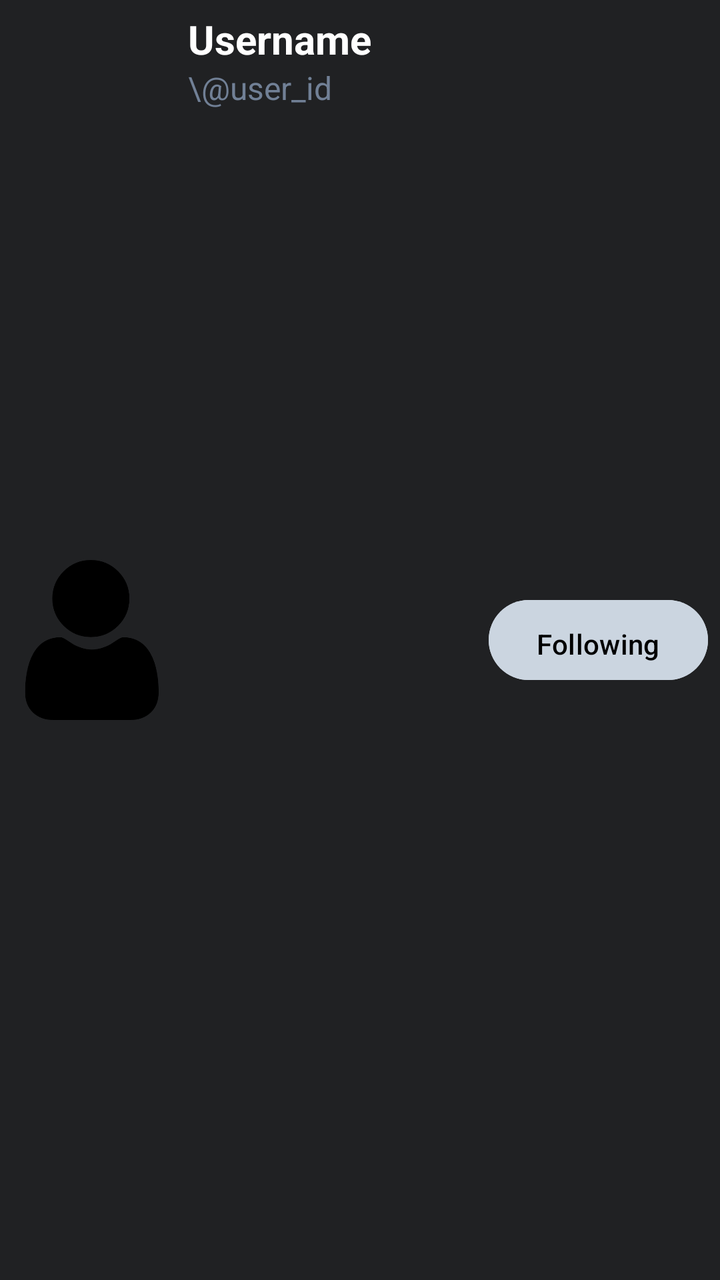
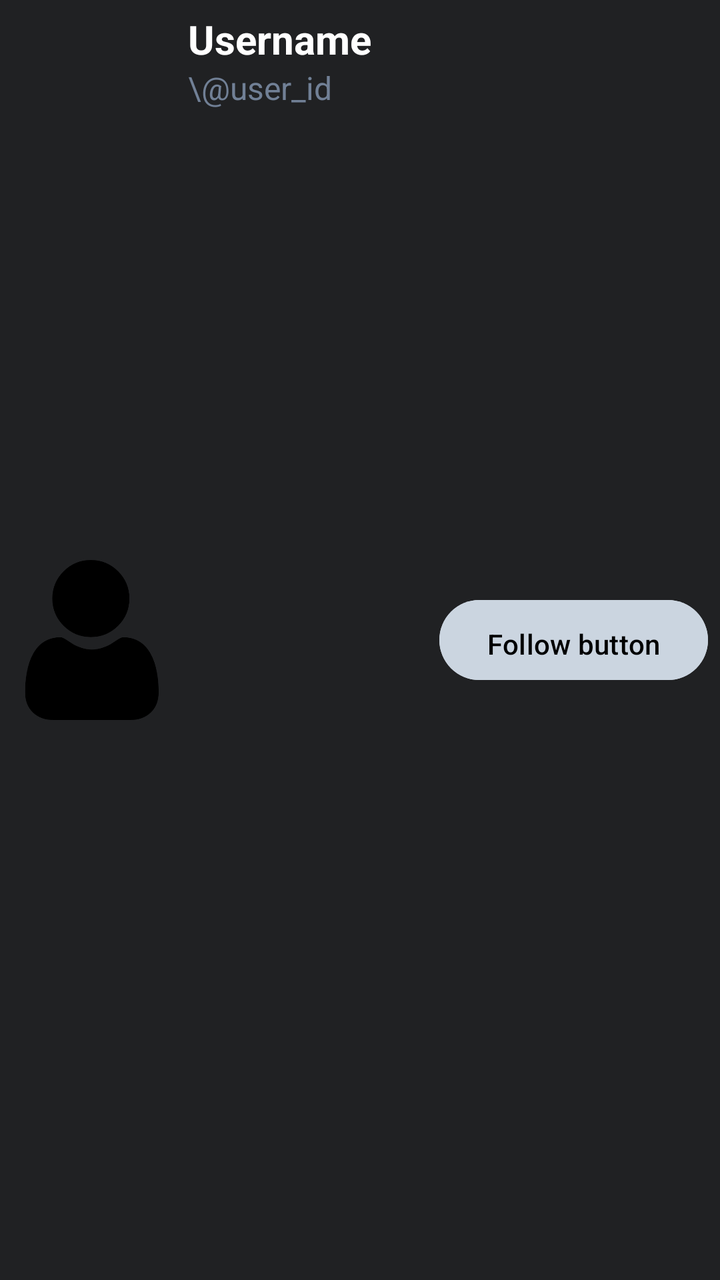

The first picture is an Android layout as it rendered before a commit; the second is the same layout after the commit. The layout source and the unified diff follow.
<!-- AndroidManifest.xml: application theme Theme.LearnLeague -->
<!-- res/layout/followlist_user.xml -->
<?xml version="1.0" encoding="utf-8"?>
<LinearLayout xmlns:android="http://schemas.android.com/apk/res/android"
    android:layout_width="match_parent"
    android:layout_height="wrap_content"
    xmlns:andorid="http://schemas.android.com/apk/res-auto"
    android:orientation="horizontal"
    android:padding="6dp"
    android:gravity="center_vertical"
    android:background="@color/very_dark_gray">

    <ImageView
        android:id="@+id/avatar"
        android:layout_width="80dp"
        android:layout_height="80dp"
        android:contentDescription="Avatar"
        android:src="@drawable/default_avatar"
        android:scaleType="centerCrop"
        android:layout_marginEnd="8dp"
        />

    <LinearLayout
        android:layout_width="wrap_content"
        android:layout_height="match_parent"
        android:orientation="vertical"
        android:layout_weight="1"
        >
        <TextView
            android:id="@+id/username"
            android:layout_width="wrap_content"
            android:layout_height="wrap_content"
            android:text="Username"
            android:textSize="20sp"
            android:textStyle="bold"
            android:textColor="@color/white" />
        <TextView
            android:id="@+id/user_id"
            android:layout_width="wrap_content"
            android:layout_height="wrap_content"
            android:text="\@user_id"
            android:textSize="16sp"
            android:textColor="@color/middle_gray" />
    </LinearLayout>

    <Button
        android:layout_width="wrap_content"
        android:layout_height="wrap_content"
        android:gravity="center"
        android:backgroundTint="@color/light_gray"
        android:textColor="@color/black"
        android:text="Following"
        android:paddingTop="10dp"
        />

</LinearLayout>
<!-- resources referenced by this layout -->
<resources>
  <color name="black">#FF000000</color>
  <color name="light_gray">#cbd5e0</color>
  <color name="middle_gray">#718096</color>
  <color name="very_dark_gray">#202123</color>
  <color name="white">#FFFFFFFF</color>
  <!-- drawable default_avatar: png bitmap (drawable, 11096 bytes) -->
  <style name="Theme.LearnLeague" parent="Base.Theme.LearnLeague" />
  <style name="Base.Theme.LearnLeague" parent="Theme.Material3.DayNight.NoActionBar">
          
          
      </style>
</resources>

<!-- the commit's change to res/layout/followlist_user.xml (unified diff, before → after) -->
@@ -42,12 +42,13 @@
     </LinearLayout>
 
     <Button
+        android:id="@+id/follow_list_button"
         android:layout_width="wrap_content"
         android:layout_height="wrap_content"
         android:gravity="center"
         android:backgroundTint="@color/light_gray"
         android:textColor="@color/black"
-        android:text="Following"
+        android:text="Follow button"
         android:paddingTop="10dp"
         />
 
